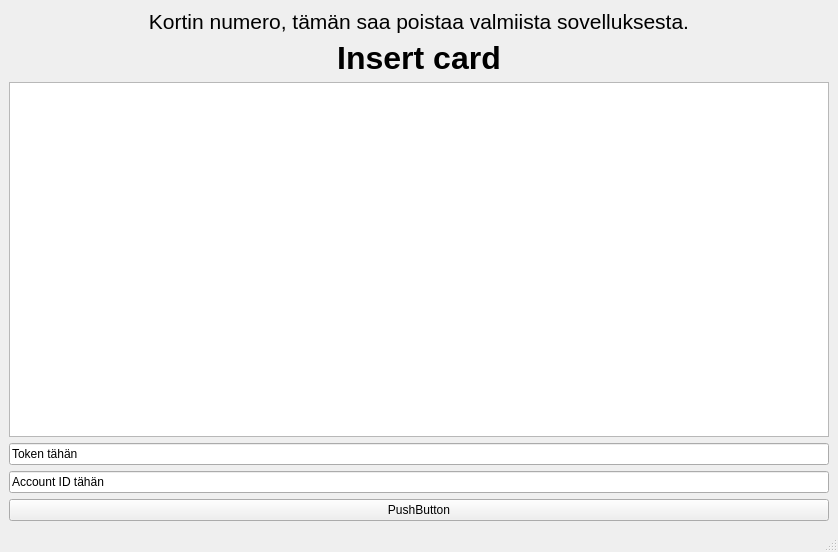
Qt form bankautomat/mainwindow.ui (Necromunda/ATM) before a commit.
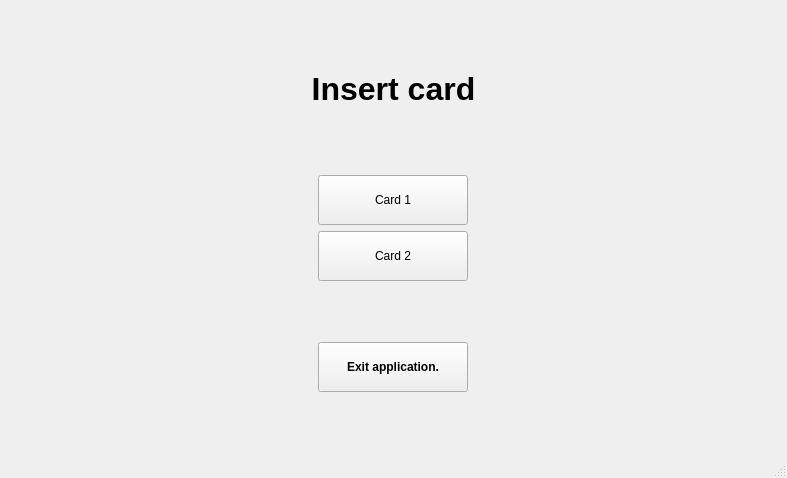
The same form after that commit.

What changed in the file:
```diff
--- a/bankautomat/mainwindow.ui
+++ b/bankautomat/mainwindow.ui
@@ -6,71 +6,111 @@
    <rect>
     <x>0</x>
     <y>0</y>
-    <width>838</width>
-    <height>552</height>
+    <width>787</width>
+    <height>478</height>
    </rect>
   </property>
+  <property name="minimumSize">
+   <size>
+    <width>245</width>
+    <height>177</height>
+   </size>
+  </property>
   <property name="windowTitle">
    <string>MainWindow</string>
   </property>
   <widget class="QWidget" name="centralwidget">
    <layout class="QVBoxLayout" name="verticalLayout_2">
     <item>
-     <layout class="QVBoxLayout" name="verticalLayout">
-      <item>
-       <widget class="QLabel" name="label_2">
-        <property name="font">
-         <font>
-          <pointsize>16</pointsize>
-         </font>
-        </property>
-        <property name="text">
-         <string>Kortin numero, tämän saa poistaa valmiista sovelluksesta.</string>
-        </property>
-        <property name="alignment">
-         <set>Qt::AlignCenter</set>
-        </property>
-       </widget>
-      </item>
-      <item>
-       <widget class="QLabel" name="label">
-        <property name="font">
-         <font>
-          <pointsize>24</pointsize>
-          <bold>true</bold>
-         </font>
-        </property>
-        <property name="text">
-         <string>Insert card</string>
-        </property>
-        <property name="alignment">
-         <set>Qt::AlignCenter</set>
-        </property>
-       </widget>
-      </item>
-      <item>
-       <widget class="QTextEdit" name="transfersEdit"/>
-      </item>
-     </layout>
+     <widget class="QLabel" name="label">
+      <property name="font">
+       <font>
+        <pointsize>24</pointsize>
+        <weight>75</weight>
+        <bold>true</bold>
+       </font>
+      </property>
+      <property name="text">
+       <string>Insert card</string>
+      </property>
+      <property name="scaledContents">
+       <bool>false</bool>
+      </property>
+      <property name="alignment">
+       <set>Qt::AlignCenter</set>
+      </property>
+      <property name="wordWrap">
+       <bool>true</bool>
+      </property>
+     </widget>
     </item>
-    <item>
-     <widget class="QLineEdit" name="tokenEdit">
+    <item alignment="Qt::AlignHCenter">
+     <widget class="QPushButton" name="pushButton_2">
+      <property name="sizePolicy">
+       <sizepolicy hsizetype="Maximum" vsizetype="Maximum">
+        <horstretch>0</horstretch>
+        <verstretch>0</verstretch>
+       </sizepolicy>
+      </property>
+      <property name="minimumSize">
+       <size>
+        <width>150</width>
+        <height>50</height>
+       </size>
+      </property>
       <property name="text">
-       <string>Token tähän</string>
+       <string>Card 1</string>
       </property>
      </widget>
     </item>
-    <item>
-     <widget class="QLineEdit" name="transferID">
+    <item alignment="Qt::AlignHCenter">
+     <widget class="QPushButton" name="pushButton">
+      <property name="sizePolicy">
+       <sizepolicy hsizetype="Maximum" vsizetype="Maximum">
+        <horstretch>0</horstretch>
+        <verstretch>0</verstretch>
+       </sizepolicy>
+      </property>
+      <property name="minimumSize">
+       <size>
+        <width>150</width>
+        <height>50</height>
+       </size>
+      </property>
       <property name="text">
-       <string>Account ID tähän</string>
+       <string>Card 2</string>
       </property>
      </widget>
     </item>
-    <item>
-     <widget class="QPushButton" name="transfersButton">
+    <item alignment="Qt::AlignHCenter|Qt::AlignVCenter">
+     <widget class="QPushButton" name="exitApp">
+      <property name="sizePolicy">
+       <sizepolicy hsizetype="Maximum" vsizetype="Maximum">
+        <horstretch>0</horstretch>
+        <verstretch>0</verstretch>
+       </sizepolicy>
+      </property>
+      <property name="minimumSize">
+       <size>
+        <width>150</width>
+        <height>50</height>
+       </size>
+      </property>
+      <property name="font">
+       <font>
+        <pointsize>9</pointsize>
+        <weight>75</weight>
+        <bold>true</bold>
+       </font>
+      </property>
+      <property name="layoutDirection">
+       <enum>Qt::LeftToRight</enum>
+      </property>
       <property name="text">
-       <string>PushButton</string>
+       <string>Exit application.</string>
+      </property>
+      <property name="flat">
+       <bool>false</bool>
       </property>
      </widget>
     </item>
```
Left out of the diff: 6 changed lines with no effect on the pictures.
